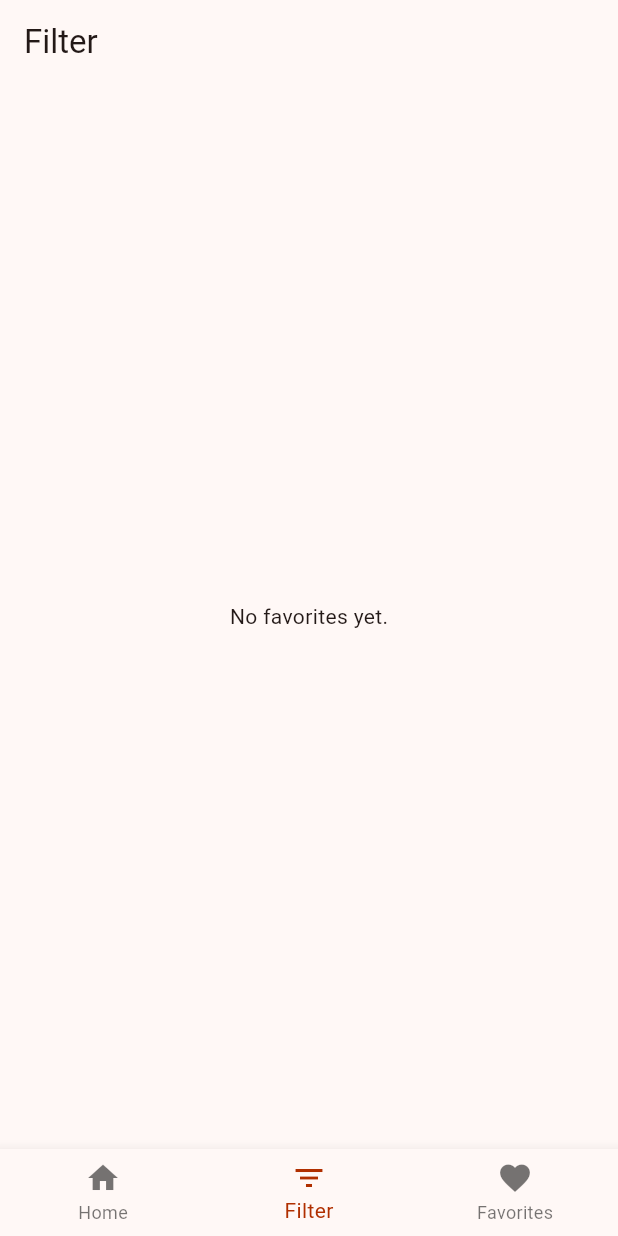
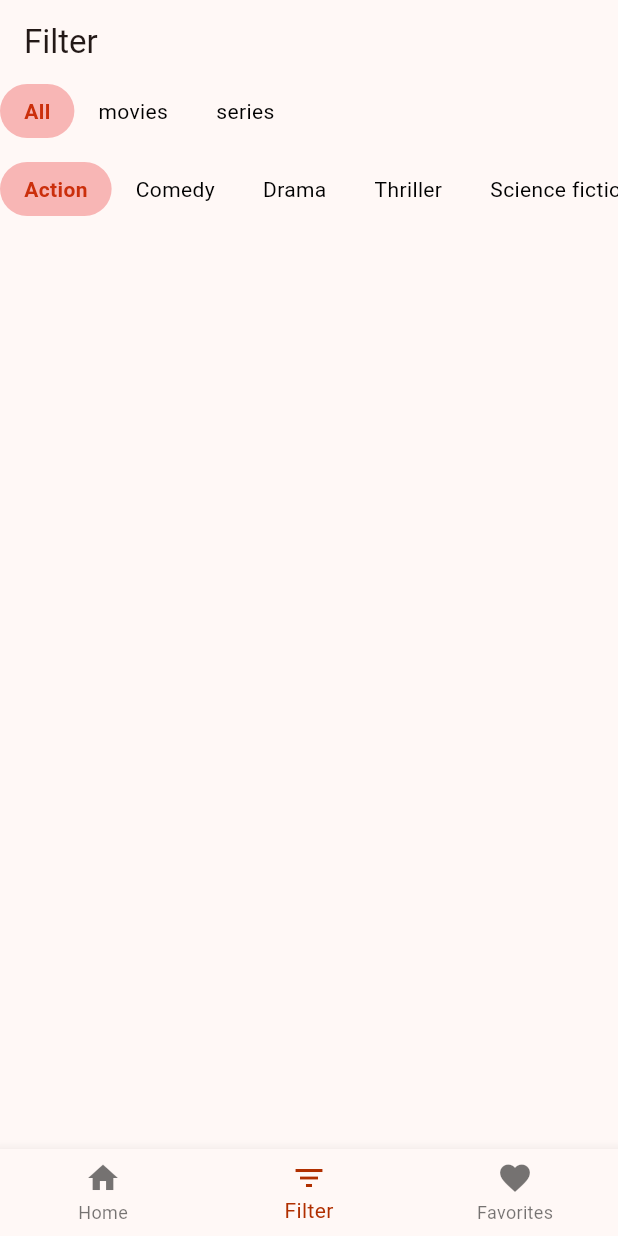
Before and after one commit to Saafae/amse, a Flutter app: the screen it shows after launch, item 2 of the bottom bar chosen, on a phone screen of 412 x 824 dp. Run offline on Flutter 3.47's test engine with Material 2 defaults, Android fonts, the phone set to English and light mode, and no system bars; our stand-ins replace card_swiper, cloud_firestore, firebase_core; accounts and stored records are empty.

Commit message:
filter page

```diff
--- a/TP1/flutter_media_app/lib/filter_page.dart
+++ b/TP1/flutter_media_app/lib/filter_page.dart
@@ -1,115 +1,161 @@
 import 'package:flutter/material.dart';
-import 'package:provider/provider.dart';
 import 'main.dart';
 
-class FilterPage extends StatelessWidget {
+class FilterPage extends StatefulWidget {
   const FilterPage({super.key});
+
+  @override
+  State<FilterPage> createState() => _FilterPage();
+}
+
+class _FilterPage extends State<FilterPage> {
+  String selectedFilter = 'All';
+  String selectedCategory = 'Action';
+
+  final filterOptions = ['All', 'movies', 'series'];
+  final categoryOptions = [
+    'Action',
+    'Comedy',
+    'Drama',
+    'Thriller',
+    'Science fiction',
+    'Fantasy'
+  ];
+
+  void handleFilterSelect(String filter) {
+    setState(() {
+      selectedFilter = filter;
+    });
+  }
+
+  void handleCategorySelect(String category) {
+    setState(() {
+      selectedCategory = category;
+    });
+  }
+
   @override
   Widget build(BuildContext context) {
-    var appState = context.watch<MyAppState>();
-    return FutureBuilder<List<Map<String, dynamic>>>(
-      future: loadMedia('favorites'),
-      builder: (context, snapshot) {
-        if (snapshot.hasData) {
-          var data = snapshot.data;
-          if (appState.favoriteMoviesIds.isEmpty &&
-              appState.favoriteSeriesIds.isEmpty) {
-            return const Center(
-              child: Text('No favorites yet.'),
-            );
-          }
-          return ListView.builder(
-              itemCount: data?.length,
-              itemBuilder: (context, index) {
     return Column(
       children: [
-                    Container(
+        Row(
+          children: filterOptions
+              .map((option) => GestureDetector(
+                    onTap: () => handleFilterSelect(option),
+                    child: Container(
+                      decoration: BoxDecoration(
+                        borderRadius: BorderRadius.circular(20.0),
+                        color: option == selectedFilter
+                            ? const Color.fromARGB(172, 245, 150, 150)
+                            : Colors.transparent,
+                      ),
                       padding: const EdgeInsets.symmetric(
-                          vertical: 3.0), // add spacing between rows
-                      child: Row(
-                        children: [
-                          Expanded(
-                            flex: 2,
-                            child: SizedBox(
-                              height: 200,
-                              width: 100,
-                              child: Image.asset(
-                                "assets/${data![index]['name']}.jpg",
-                                fit: BoxFit.cover,
+                        horizontal: 16.0,
+                        vertical: 8.0,
+                      ),
+                      child: Text(
+                        option,
+                        style: TextStyle(
+                          fontWeight: option == selectedFilter
+                              ? FontWeight.bold
+                              : FontWeight.normal,
+                          color: option == selectedFilter
+                              ? const Color.fromARGB(255, 203, 47, 12)
+                              : const Color.fromARGB(255, 0, 0, 0),
                         ),
                       ),
                     ),
-                          const SizedBox(width: 8.0),
-                          Expanded(
-                            flex: 2,
-                            child: Column(
-                              crossAxisAlignment: CrossAxisAlignment.start,
-                              children: [
-                                Text(
-                                  data[index]['name'],
-                                  style: const TextStyle(
-                                    fontWeight: FontWeight.bold,
-                                    fontSize: 20.0,
+                  ))
+              .toList(),
+        ),
+        const SizedBox(height: 16.0),
+        SingleChildScrollView(
+          scrollDirection: Axis.horizontal,
+          child: Row(
+            children: categoryOptions
+                .map((option) => GestureDetector(
+                      onTap: () => handleCategorySelect(option),
+                      child: Container(
+                        decoration: BoxDecoration(
+                          borderRadius: BorderRadius.circular(20.0),
+                          color: option == selectedCategory
+                              ? const Color.fromARGB(172, 245, 150, 150)
+                              : Colors.transparent,
+                        ),
+                        padding: const EdgeInsets.symmetric(
+                          horizontal: 16.0,
+                          vertical: 8.0,
+                        ),
+                        child: Text(
+                          option,
+                          style: TextStyle(
+                            fontWeight: option == selectedCategory
+                                ? FontWeight.bold
+                                : FontWeight.normal,
+                            color: option == selectedCategory
+                                ? const Color.fromARGB(255, 203, 47, 12)
+                                : const Color.fromARGB(255, 0, 0, 0),
                           ),
                         ),
-                                const SizedBox(height: 8.0),
-                                Container(
-                                  decoration: BoxDecoration(
-                                      borderRadius: BorderRadius.circular(20.0),
-                                      color: const Color.fromARGB(
-                                          173, 203, 47, 12)),
-                                  padding: const EdgeInsets.symmetric(
-                                      horizontal: 16.0, vertical: 8.0),
-                                  child: Text(
-                                    '${data[index]['category']}',
-                                    style: const TextStyle(
-                                        fontWeight: FontWeight.bold,
-                                        color: Colors.black),
+                      ),
+                    ))
+                .toList(),
           ),
         ),
+        const SizedBox(height: 16.0),
+        Expanded(
+          child: SingleChildScrollView(
+            child: FutureBuilder<List<Map<String, dynamic>>>(
+              future: filterMedia(selectedFilter, selectedCategory),
+              builder: (context, snapshot) {
+                if (snapshot.hasData) {
+                  List<Map<String, dynamic>>? data = snapshot.data;
+                  return Column(
+                    children: [
+                      for (int i = 0; i < data!.length; i += 2)
+                        Row(
+                          mainAxisAlignment: MainAxisAlignment.spaceBetween,
+                          children: [
+                            Column(
+                              children: [
+                                Image.asset(
+                                  "assets/${data[i]['name']}.jpg",
+                                  fit: BoxFit.contain,
+                                  height: 200,
+                                  width: 180,
+                                ),
+                                const SizedBox(height: 8),
+                                Text(data[i]['name']),
                                 const SizedBox(height: 8.0),
-                                Text(data[index]['description'],
-                                    textAlign: TextAlign.justify),
                               ],
                             ),
+                            if (i + 1 < data.length)
+                              Column(
+                                children: [
+                                  Image.asset(
+                                    "assets/${data[i + 1]['name']}.jpg",
+                                    fit: BoxFit.contain,
+                                    height: 200,
+                                    width: 180,
                                   ),
-                          Expanded(
-                            flex: 0,
-                            child: IconButton(
-                              onPressed: () {
-                                print(
-                                    "$index ${appState.favoriteMoviesIds.length}");
-                                if (index >=
-                                    appState.favoriteMoviesIds.length) {
-                                  appState.removeFavorite(
-                                      'series',
-                                      appState.favoriteSeriesIds[index -
-                                          appState.favoriteMoviesIds.length]);
-                                } else {
-                                  appState.removeFavorite('movies',
-                                      appState.favoriteMoviesIds[index]);
-                                }
-                              },
-                              icon: const Icon(Icons.delete),
-                            ),
+                                  const SizedBox(height: 4),
+                                  Text(data[i + 1]['name']),
+                                ],
                               ),
                           ],
                         ),
-                    ),
-                    const Divider(),
                     ],
-                );
-              });
-        } else if (snapshot.hasError) {
-          return Center(
-            child: Text('Error: ${snapshot.error}'),
                   );
                 } else {
                   return const Center(
-            child: CircularProgressIndicator(),
+                    child: Text("No media with category!"),
                   );
                 }
               },
+            ),
+          ),
+        )
+      ],
     );
   }
 }
```
Also changed, not shown: TP1/flutter_media_app/lib/main.dart (+35 -0 lines). Lines whose indentation alone changed are shown as unchanged.
